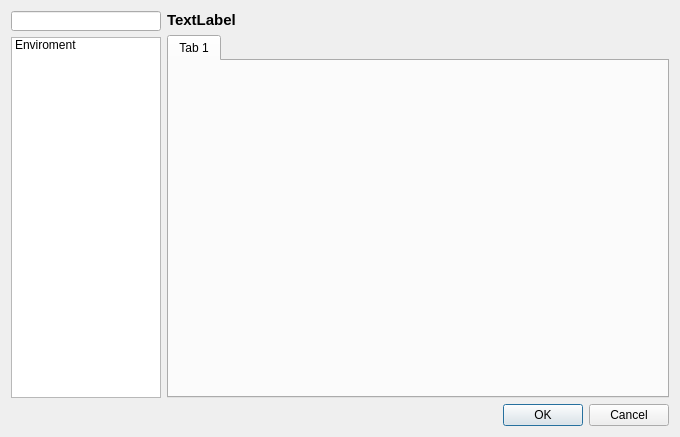
Qt form Forms/optionsdialog.ui (NetworkShark/StormworksLuaEditor) before a commit.
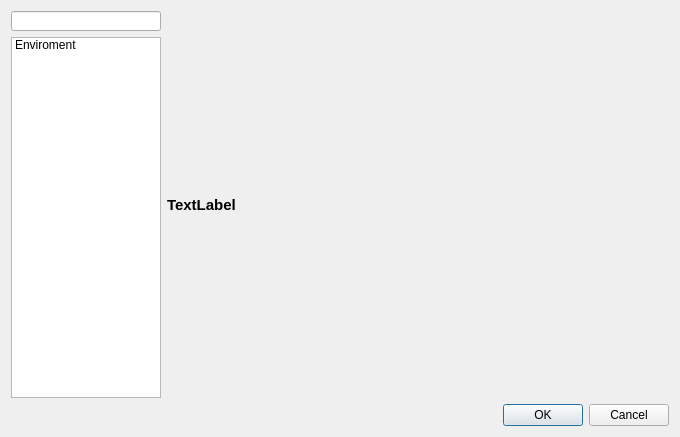
The same form after that commit.

What changed in the file:
```diff
--- a/Forms/optionsdialog.ui
+++ b/Forms/optionsdialog.ui
@@ -104,30 +104,9 @@
        <property name="text">
         <string>TextLabel</string>
        </property>
-      </widget>
-     </item>
-     <item>
-      <widget class="QTabWidget" name="tabWidget">
-       <property name="minimumSize">
-        <size>
-         <width>500</width>
-         <height>360</height>
-        </size>
+       <property name="margin">
+        <number>10</number>
        </property>
-       <property name="maximumSize">
-        <size>
-         <width>16777215</width>
-         <height>16777215</height>
-        </size>
-       </property>
-       <property name="currentIndex">
-        <number>0</number>
-       </property>
-       <widget class="QWidget" name="tab">
-        <attribute name="title">
-         <string>Tab 1</string>
-        </attribute>
-       </widget>
       </widget>
      </item>
     </layout>
```
Left out of the diff: 2 changed lines with no effect on the pictures.
